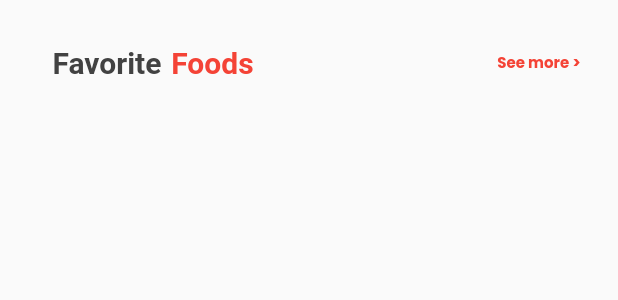
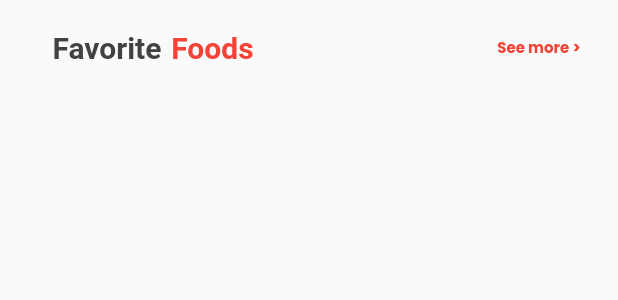
Before and after one commit to jaffarabbas/Jawan-Pakistan-Flutter-Course, a Flutter app: the FoodCategoryHeader widget shown alone on an empty page, opened directly, on a phone screen of 412 x 824 dp. Shown: the top 300 px of the screen. Run offline on Flutter 3.47's test engine with Material 2 defaults, Android fonts, the phone set to English and light mode, and no system bars; our stand-ins replace font_awesome_flutter, google_fonts; missing offline and left inert: dart:html, superellipse_shape; key blocks and very long unbroken strings in the code were emptied for the run.

Commit message:
29/10/2021 23:47:10

```diff
--- a/Assignments/7-Assignment-(Food-App-Books-Sailing-App)/Food-Delivery-App/food_delivery_app/lib/widgits/cartegoriesHeader.dart
+++ b/Assignments/7-Assignment-(Food-App-Books-Sailing-App)/Food-Delivery-App/food_delivery_app/lib/widgits/cartegoriesHeader.dart
@@ -9,7 +9,7 @@ class FoodCategoryHeader extends StatelessWidget {
   @override
   Widget build(BuildContext context) {
     return Container(
-      margin: EdgeInsets.only(top: 30),
+      margin: EdgeInsets.only(top: 20),
       child: Padding(
         padding: const EdgeInsets.only(left: 35.0,right: 25),
         child: Row(
```
